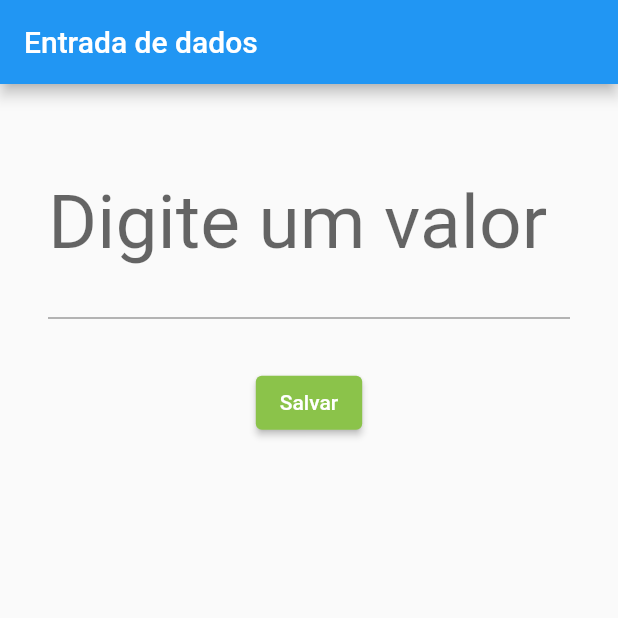
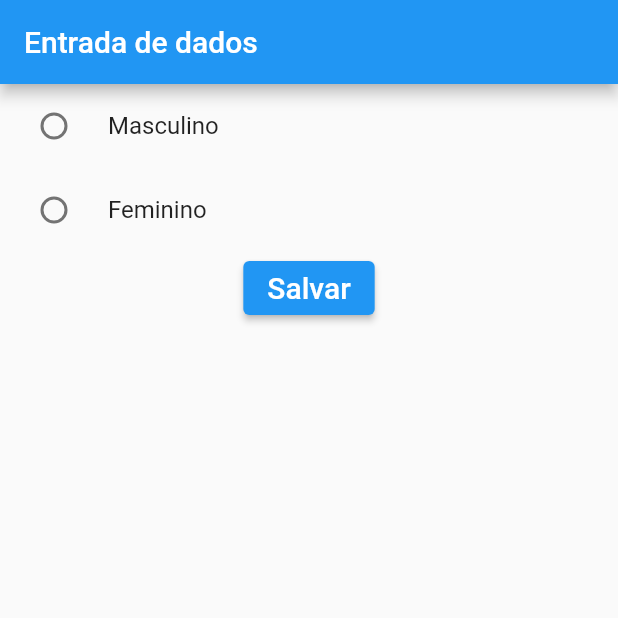
Before and after one commit to micheleascoli/curso-flutter, a Flutter app: the screen it shows after launch, on a phone screen of 412 x 824 dp, the top half of it. Run offline on Flutter 3.47's test engine with Material 2 defaults, Android fonts, the phone set to English and light mode, and no system bars.

Commit message:
Entrada de dados com Checkbox e RadioButton

```diff
--- /dev/null
+++ b/entrada_dados/lib/EntradaRadioButton.dart
@@ -0,0 +1,91 @@
+  import 'dart:ffi';
+
+  import 'package:flutter/material.dart';
+
+  class EntradaRadioButton extends StatefulWidget {
+    const EntradaRadioButton({Key? key}) : super(key: key);
+
+    @override
+    State<EntradaRadioButton> createState() => _EntradaRadioButtonState();
+  }
+
+  class _EntradaRadioButtonState extends State<EntradaRadioButton> {
+
+    String? _escolhaUsuario;
+
+    @override
+    Widget build(BuildContext context) {
+      return Scaffold(
+        appBar: AppBar(
+          title: Text("Entrada de dados"),
+        ),
+        body: Container(
+          child: Column(
+            children: [
+
+              RadioListTile(
+                title:  Text("Masculino"),
+                  value: "m",
+                  groupValue: _escolhaUsuario,
+                onChanged: (String? escolha){
+                  setState(() {
+                    _escolhaUsuario = escolha;
+                  });
+                },
+              ),
+
+              RadioListTile(
+                title:  Text("Feminino"),
+                value: "f",
+                groupValue: _escolhaUsuario,
+                onChanged: (String? escolha){
+                  setState(() {
+                    _escolhaUsuario = escolha;
+                  });
+                },
+              ),
+
+              ElevatedButton(
+                child: Text(
+                  "Salvar",
+                  style: TextStyle(
+                      fontSize: 20
+                  ),
+                ),
+                onPressed: (){
+                  print("Resultado: "+ _escolhaUsuario!);
+                },
+              )
+
+              /*
+              Text("Masculino"),
+              Radio(
+                  value: "m",
+                  groupValue: _escolhaUsuario,
+                  onChanged: (String? escolha){
+                    setState(() {
+                      _escolhaUsuario = escolha;
+                    });
+
+                    print("resultado: "+ escolha!);
+                  }
+              ),
+              Text("Feminino"),
+              Radio(
+                  value: "f",
+                  groupValue: _escolhaUsuario,
+                  onChanged: (String? escolha){
+                    setState(() {
+                      _escolhaUsuario = escolha;
+                    });
+
+                    print("resultado: "+ escolha!);
+                  }
+              ),
+              */
+            ],
+          ),
+        ),
+      );
+    }
+  }
--- a/entrada_dados/lib/main.dart
+++ b/entrada_dados/lib/main.dart
@@ -1,10 +1,14 @@
 import 'package:entrada_dados2/CampoTexto.dart';
+import 'package:entrada_dados2/EntradaCheckbox.dart';
+import 'package:entrada_dados2/EntradaRadioButton.dart';
 import 'package:flutter/material.dart';
 
 void main(){
   runApp(
     MaterialApp(
-      home: CampoTexto(),
+      //home: CampoTexto(),
+      //home: EntradaCheckbox(),
+      home: EntradaRadioButton(),
     )
   );
 }
```
Also changed, not shown: entrada_dados/lib/EntradaCheckbox.dart (added, +84 -0 lines).
